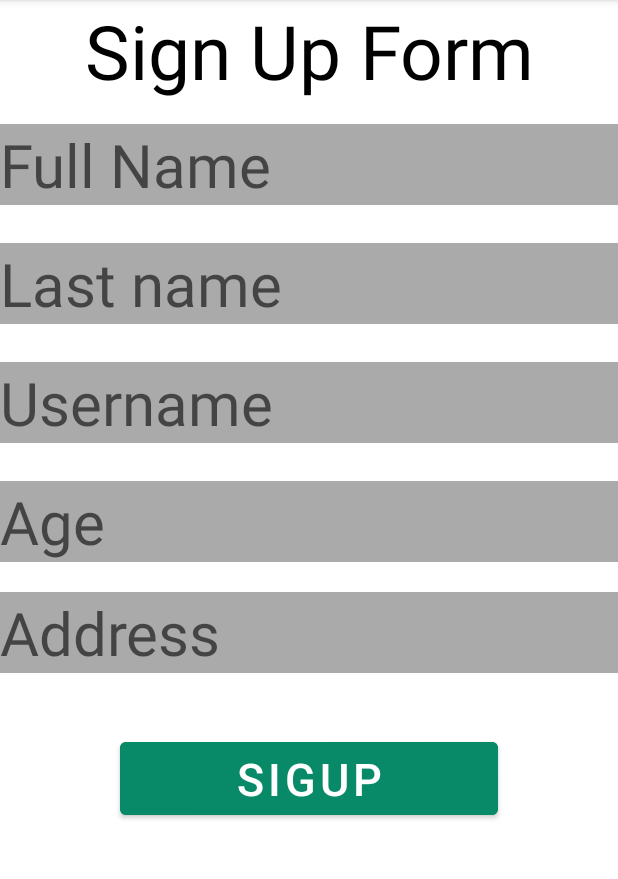
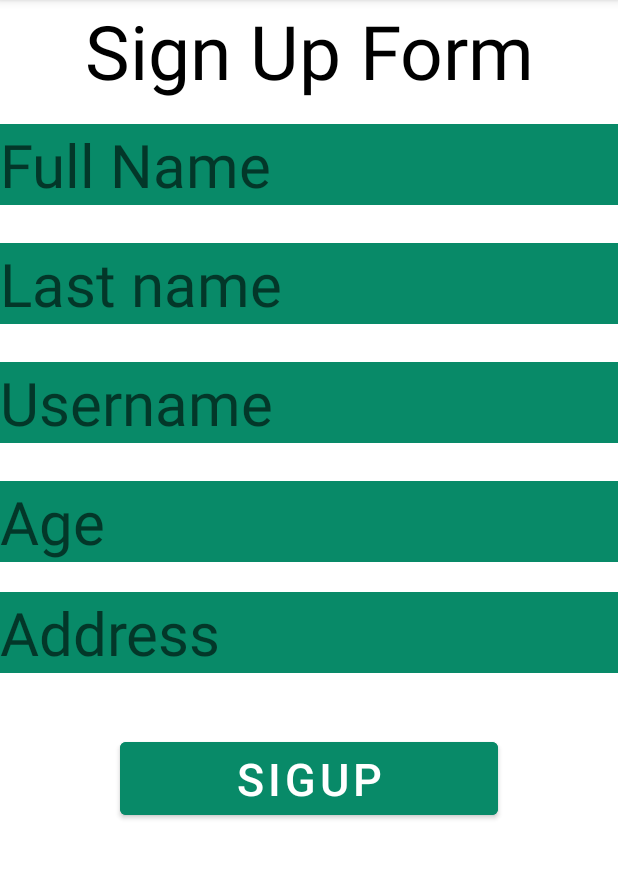
Before and after one commit to chhabi10/FinalAssignment, an Android app: the SignupActivity screen opened directly, with no data from a screen before it, on a phone screen of 412 x 824 dp, the part 84-963 px from its top. Run offline under Robolectric (Android 15) with nearby library versions, the phone set to English and light mode, and no system bars.

Commit message:
changes in xml

```diff
--- a/app/src/main/res/layout/activity_signup.xml
+++ b/app/src/main/res/layout/activity_signup.xml
@@ -25,6 +25,7 @@
             android:hint="Full Name"
             android:inputType="textPersonName"
             android:textSize="40sp"
+            android:backgroundTint="#088A68"
             android:textColor="@color/black"
             android:layout_marginTop="15dp"
             android:layout_marginBottom="10dp"/>
@@ -38,6 +39,7 @@
             android:background="@android:color/darker_gray"
             android:textSize="40sp"
             android:textColor="@color/black"
+            android:backgroundTint="#088A68"
             android:layout_marginTop="15dp"
             android:layout_marginBottom="10dp"/>
         <EditText
@@ -48,6 +50,7 @@
             android:inputType="textPersonName"
             android:background="@android:color/darker_gray"
             android:textSize="40sp"
+            android:backgroundTint="#088A68"
             android:textColor="@color/black"
             android:layout_marginTop="15dp"
             android:layout_marginBottom="10dp"/>
@@ -60,6 +63,7 @@
             android:hint="Age"
             android:background="@android:color/darker_gray"
             android:inputType="number"
+            android:backgroundTint="#088A68"
             android:textSize="40sp"
             android:layout_marginTop="15dp" />
     <EditText
@@ -67,6 +71,7 @@
         android:layout_width="match_parent"
         android:layout_height="wrap_content"
         android:hint="Address"
+        android:backgroundTint="#088A68"
         android:layout_marginTop="20dp"
         android:background="@android:color/darker_gray"
         android:textSize="40sp"
```
